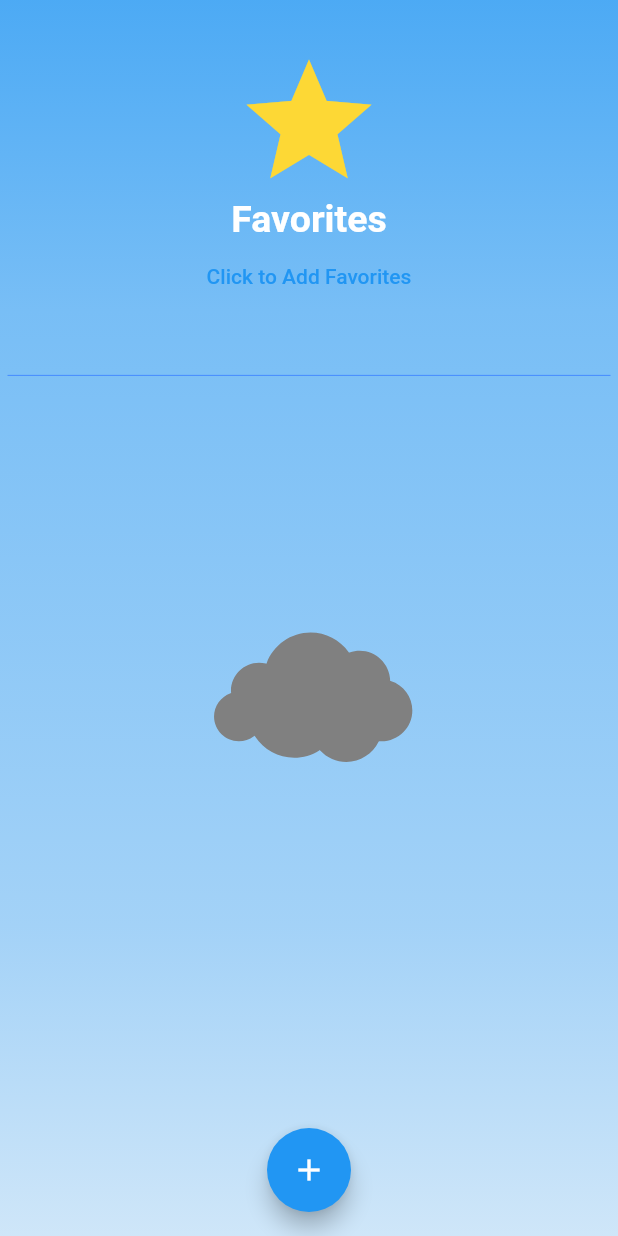
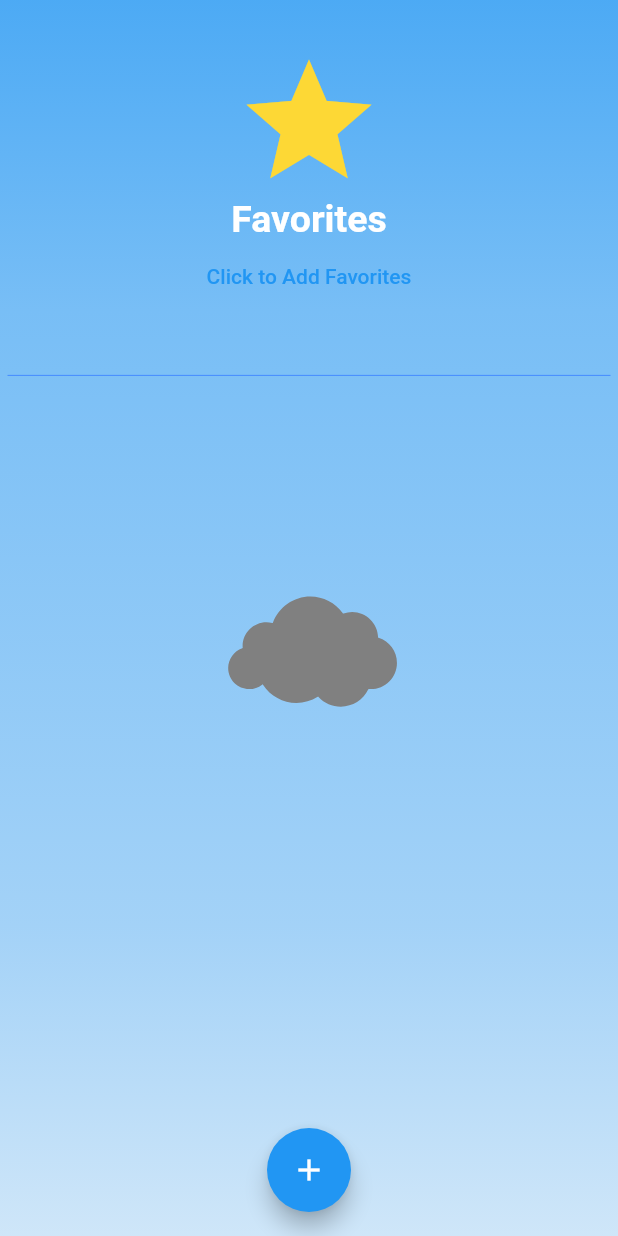
Before and after one commit to leobellejoseph/weather_trakker, a Flutter app: the screen it shows after launch, on a phone screen of 412 x 824 dp. Run offline on Flutter 3.47's test engine with Material 2 defaults, Android fonts, the phone set to English and light mode, and no system bars; drawn by our look-alikes of flutter_speed_dial; our stand-ins replace bloc, card_swiper, date_format, equatable, flutter_bloc, flutter_bounceable and 4 more; missing offline and left inert: app_settings, expand_widget, http_retry.

Commit message:
size adjustments

```diff
--- a/lib/screens/home/home_screen.dart
+++ b/lib/screens/home/home_screen.dart
@@ -78,7 +78,7 @@ class _HomeScreenState extends State<HomeScreen> with WidgetsBindingObserver {
                       child: Divider(height: 0.5, color: Colors.blueAccent),
                     ),
                     SizedBox(
-                      height: size.height * 0.47,
+                      height: size.height * 0.4,
                       width: double.infinity,
                       child: const TodaycastList(),
                     ),
```
